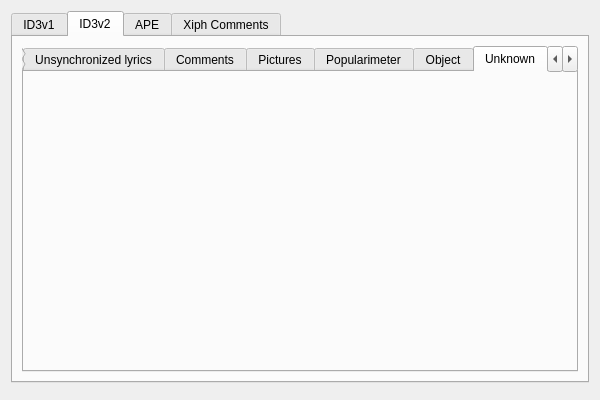
Before: the Qt Designer form Form/DialogEditMetadata.ui in isuhao/TMediaPlayer, drawn with Qt 5.
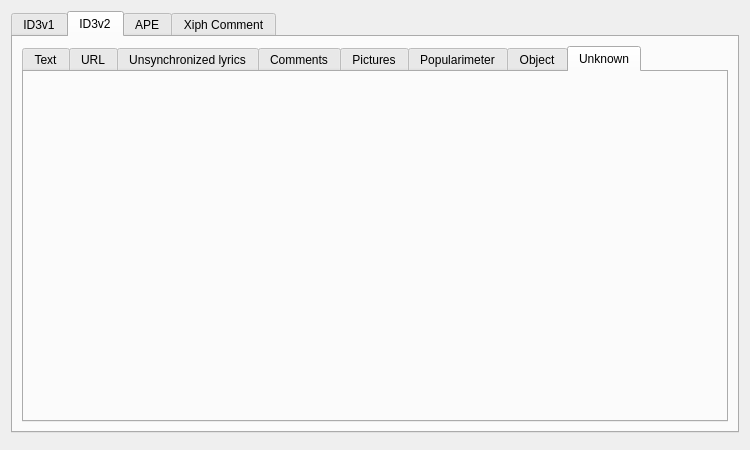
After: the same form once the commit is applied. The open tabs and pages were chosen to show the change.

Commit message: Lecture des tags Xiph Comment

What changed in the file:
```diff
--- a/Form/DialogEditMetadata.ui
+++ b/Form/DialogEditMetadata.ui
@@ -6,10 +6,16 @@
    <rect>
     <x>0</x>
     <y>0</y>
-    <width>600</width>
-    <height>400</height>
+    <width>750</width>
+    <height>450</height>
    </rect>
   </property>
+  <property name="minimumSize">
+   <size>
+    <width>400</width>
+    <height>300</height>
+   </size>
+  </property>
   <property name="windowTitle">
    <string>Metadata</string>
   </property>
@@ -323,21 +329,6 @@
            <string>Unknown</string>
           </attribute>
          </widget>
-         <widget class="QWidget" name="tab_3">
-          <attribute name="title">
-           <string>Page</string>
-          </attribute>
-         </widget>
-         <widget class="QWidget" name="tab_4">
-          <attribute name="title">
-           <string>Page</string>
-          </attribute>
-         </widget>
-         <widget class="QWidget" name="tab_5">
-          <attribute name="title">
-           <string>Page</string>
-          </attribute>
-         </widget>
         </widget>
        </item>
       </layout>
@@ -349,7 +340,7 @@
      </widget>
      <widget class="QWidget" name="tagXiph">
       <attribute name="title">
-       <string>Xiph Comments</string>
+       <string>Xiph Comment</string>
       </attribute>
      </widget>
     </widget>
```
Left out of the diff: 2 changed lines with no effect on the pictures. The commit also changes 5 other files.
